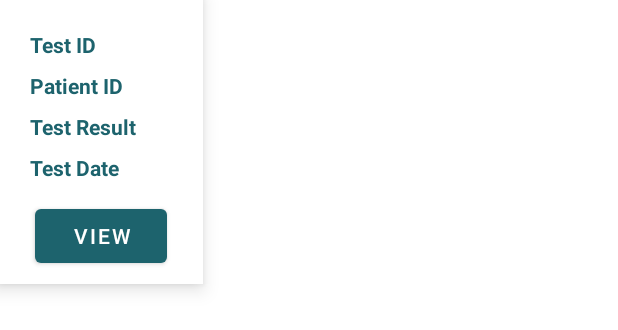
After one commit to lukemorris89/udacity_capstoneProject, an Android app: the layout cluster_item_info_window.xml on its own in the app's theme, with its tools: preview values and no code run, on a phone screen of 412 x 824 dp. The commit adds this screen. Shown: the top 330 px of the screen. Run offline under Robolectric (Android 15) with nearby library versions, the phone set to English and light mode, and no system bars.

Commit message:
Map fragment completed. Added itemwindows for clusters and individual items.

```diff
--- /dev/null
+++ b/CapstoneProject/app/src/main/res/layout/cluster_item_info_window.xml
@@ -0,0 +1,82 @@
+<?xml version="1.0" encoding="utf-8"?>
+<LinearLayout xmlns:android="http://schemas.android.com/apk/res/android"
+    android:layout_width="wrap_content"
+    android:layout_height="wrap_content"
+    xmlns:app="http://schemas.android.com/apk/res-auto"
+    android:background="@android:color/white"
+    android:elevation="8dp"
+    android:padding="8dp"
+    android:orientation="vertical">
+    <LinearLayout
+        android:layout_width="wrap_content"
+        android:layout_height="wrap_content"
+        android:orientation="horizontal">
+        <LinearLayout
+            android:layout_width="wrap_content"
+            android:layout_height="wrap_content"
+            android:padding="8dp"
+            android:orientation="vertical">
+            <TextView
+                android:layout_width="wrap_content"
+                android:layout_height="wrap_content"
+                android:text="@string/test_id"
+                android:padding="4dp"
+                android:textStyle="bold"
+                android:textColor="@color/colorPrimary"/>
+            <TextView
+                android:layout_width="wrap_content"
+                android:layout_height="wrap_content"
+                android:text="@string/patient_id"
+                android:padding="4dp"
+                android:textStyle="bold"
+                android:textColor="@color/colorPrimary"/>
+            <TextView
+                android:layout_width="wrap_content"
+                android:layout_height="wrap_content"
+                android:text="@string/test_result"
+                android:padding="4dp"
+                android:textStyle="bold"
+                android:textColor="@color/colorPrimary"/>
+            <TextView
+                android:layout_width="wrap_content"
+                android:layout_height="wrap_content"
+                android:text="@string/test_date"
+                android:padding="4dp"
+                android:textStyle="bold"
+                android:textColor="@color/colorPrimary"/>
+        </LinearLayout>
+        <LinearLayout
+            android:layout_width="match_parent"
+            android:layout_height="wrap_content"
+            android:padding="8dp"
+            android:orientation="vertical">
+            <TextView
+                android:id="@+id/cluster_item_test_id"
+                android:padding="4dp"
+                android:layout_width="wrap_content"
+                android:layout_height="wrap_content"/>
+            <TextView
+                android:id="@+id/cluster_item_patient_id"
+                android:padding="4dp"
+                android:layout_width="wrap_content"
+                android:layout_height="wrap_content"/>
+            <TextView
+                android:id="@+id/cluster_item_test_result"
+                android:padding="4dp"
+                android:layout_width="wrap_content"
+                android:layout_height="wrap_content"/>
+            <TextView
+                android:id="@+id/cluster_item_date"
+                android:padding="4dp"
+                android:layout_width="wrap_content"
+                android:layout_height="wrap_content"/>
+        </LinearLayout>
+    </LinearLayout>
+    <com.google.android.material.button.MaterialButton
+        android:id="@+id/cluster_item_view_test_button"
+        android:layout_width="wrap_content"
+        android:layout_height="wrap_content"
+        android:text="View"
+        android:layout_gravity="center_horizontal"
+        app:backgroundTint="@color/colorPrimary"/>
+</LinearLayout>
```
Also changed, not shown: CapstoneProject/app/src/main/java/com/example/capstoneproject/ui/LocationFragment.java (+183 -66 lines), CapstoneProject/app/src/main/java/com/example/capstoneproject/ui/RecordTestActivity.java (+10 -6 lines), CapstoneProject/app/src/main/res/layout/cluster_info_window.xml (added, +57 -0 lines).
